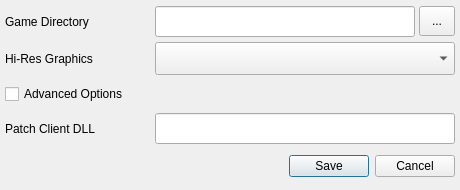
Qt form PyLotROLauncher/ui/winSettingsNative.ui (JuneStepp/OneLauncher) before a commit.
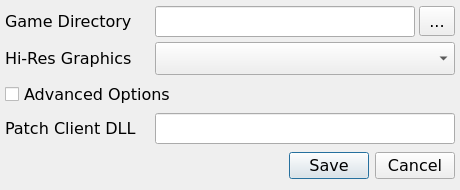
The same form after that commit.

```diff
--- a/PyLotROLauncher/ui/winSettingsNative.ui
+++ b/PyLotROLauncher/ui/winSettingsNative.ui
@@ -13,8 +13,11 @@
     <height>190</height>
    </rect>
   </property>
-  <property name="windowTitle">
-   <string notr="true">Game Settings</string>
+  <property name="font" >
+   <font>
+    <family>Verdana</family>
+    <pointsize>12</pointsize>
+   </font>
   </property>
   <property name="modal">
    <bool>true</bool>
```
Left out of the diff: 84 changed lines with no effect on the pictures.
